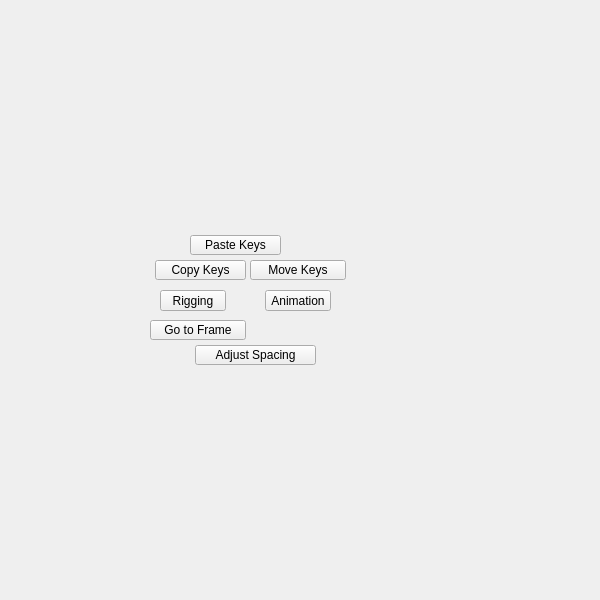
m3trik/tentacle, file tentacle/ui/animation#submenu.ui: the form before one commit.
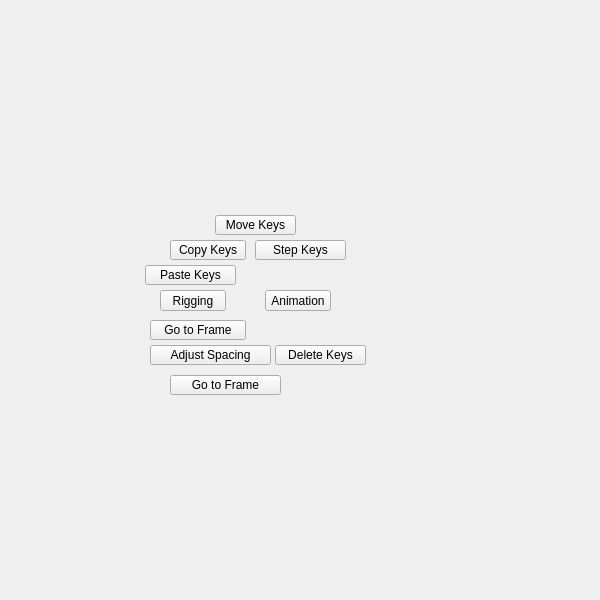
The form after the commit. Custom widgets are drawn as their Qt base class.

Patch:
```diff
--- a/tentacle/ui/animation#submenu.ui
+++ b/tentacle/ui/animation#submenu.ui
@@ -118,9 +118,9 @@
     </property>
     <property name="geometry">
      <rect>
-      <x>155</x>
-      <y>260</y>
-      <width>91</width>
+      <x>170</x>
+      <y>240</y>
+      <width>76</width>
       <height>20</height>
      </rect>
     </property>
@@ -155,8 +155,8 @@
     </property>
     <property name="geometry">
      <rect>
-      <x>190</x>
-      <y>235</y>
+      <x>145</x>
+      <y>265</y>
       <width>91</width>
       <height>20</height>
      </rect>
@@ -189,9 +189,9 @@
    <widget class="PushButton" name="tb006">
     <property name="geometry">
      <rect>
-      <x>250</x>
-      <y>260</y>
-      <width>96</width>
+      <x>215</x>
+      <y>215</y>
+      <width>81</width>
       <height>20</height>
      </rect>
     </property>
@@ -252,7 +252,7 @@
    <widget class="PushButton" name="tb002">
     <property name="geometry">
      <rect>
-      <x>195</x>
+      <x>150</x>
       <y>345</y>
       <width>121</width>
       <height>20</height>
@@ -285,6 +285,111 @@
      <bool>false</bool>
     </property>
    </widget>
+   <widget class="PushButton" name="tb017">
+    <property name="enabled">
+     <bool>true</bool>
+    </property>
+    <property name="geometry">
+     <rect>
+      <x>255</x>
+      <y>240</y>
+      <width>91</width>
+      <height>20</height>
+     </rect>
+    </property>
+    <property name="minimumSize">
+     <size>
+      <width>0</width>
+      <height>20</height>
+     </size>
+    </property>
+    <property name="maximumSize">
+     <size>
+      <width>16777215</width>
+      <height>20</height>
+     </size>
+    </property>
+    <property name="toolTip">
+     <string>&lt;html&gt;&lt;head/&gt;&lt;body&gt;&lt;p&gt;Set stepped (hold) out-tangents on animation keys.&lt;/p&gt;&lt;p&gt;Use the option box to choose: current time, selected keys, or all keys.&lt;/p&gt;&lt;/body&gt;&lt;/html&gt;</string>
+    </property>
+    <property name="text">
+     <string>Step Keys</string>
+    </property>
+    <property name="iconSize">
+     <size>
+      <width>18</width>
+      <height>18</height>
+     </size>
+    </property>
+   </widget>
+   <widget class="PushButton" name="tb010">
+    <property name="enabled">
+     <bool>true</bool>
+    </property>
+    <property name="geometry">
+     <rect>
+      <x>275</x>
+      <y>345</y>
+      <width>91</width>
+      <height>20</height>
+     </rect>
+    </property>
+    <property name="minimumSize">
+     <size>
+      <width>0</width>
+      <height>20</height>
+     </size>
+    </property>
+    <property name="maximumSize">
+     <size>
+      <width>16777215</width>
+      <height>20</height>
+     </size>
+    </property>
+    <property name="toolTip">
+     <string>&lt;html&gt;&lt;head/&gt;&lt;body&gt;&lt;p&gt;Deletes &lt;span style=&quot; font-weight:600;&quot;&gt;ALL&lt;/span&gt; keyframes for the currently selected object(s).&lt;/p&gt;&lt;p&gt;If specific attributes are selected in the channel box, only keyframes for those attributes will be deleted.&lt;/p&gt;&lt;/body&gt;&lt;/html&gt;</string>
+    </property>
+    <property name="text">
+     <string>Delete Keys</string>
+    </property>
+    <property name="iconSize">
+     <size>
+      <width>18</width>
+      <height>18</height>
+     </size>
+    </property>
+   </widget>
+   <widget class="PushButton" name="tb000_2">
+    <property name="geometry">
+     <rect>
+      <x>170</x>
+      <y>375</y>
+      <width>111</width>
+      <height>20</height>
+     </rect>
+    </property>
+    <property name="minimumSize">
+     <size>
+      <width>0</width>
+      <height>20</height>
+     </size>
+    </property>
+    <property name="maximumSize">
+     <size>
+      <width>16777215</width>
+      <height>20</height>
+     </size>
+    </property>
+    <property name="toolTip">
+     <string>&lt;html&gt;&lt;head/&gt;&lt;body&gt;&lt;p&gt;Set the current frame on the timeslider.&lt;/p&gt;&lt;/body&gt;&lt;/html&gt;</string>
+    </property>
+    <property name="text">
+     <string>Go to Frame</string>
+    </property>
+    <property name="checkable">
+     <bool>false</bool>
+    </property>
+   </widget>
   </widget>
  </widget>
  <customwidgets>
```
